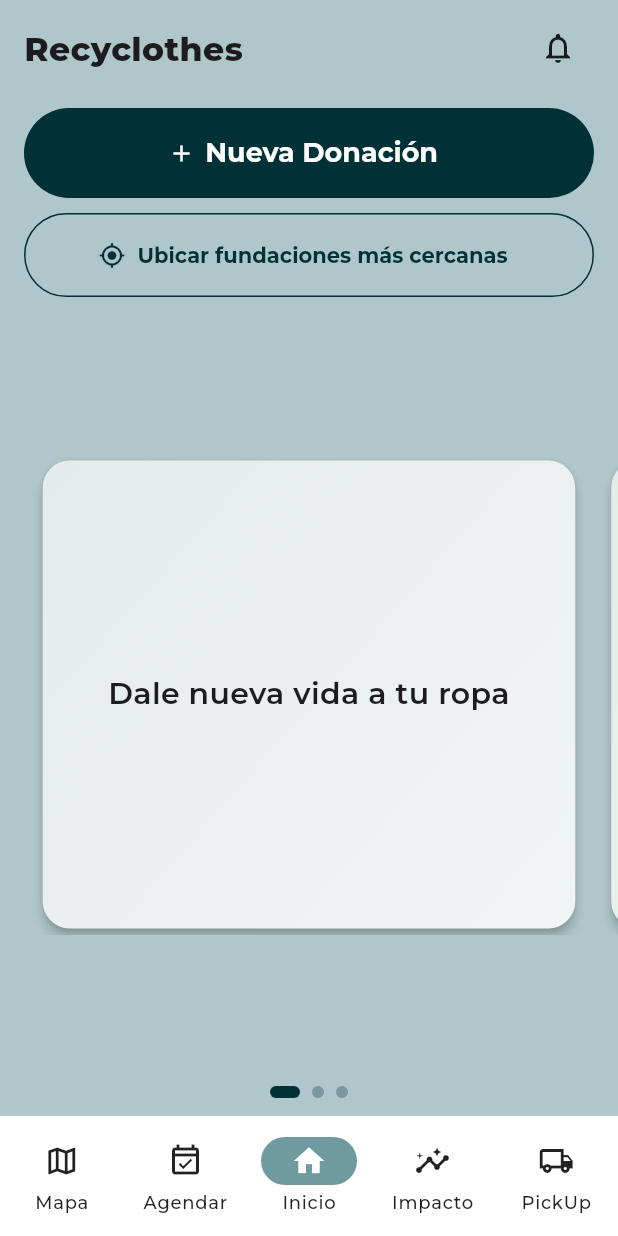
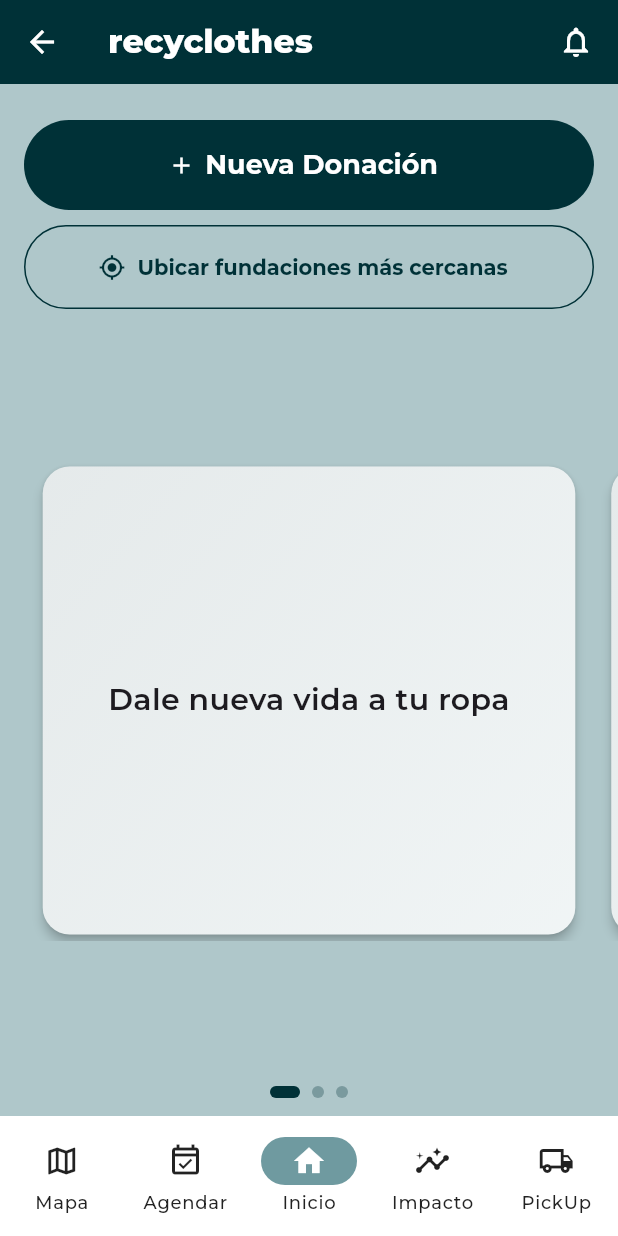
Before and after one commit to k-verah/donation-app, a Flutter app: the MainShell screen opened by its route, on a phone screen of 412 x 824 dp. Run offline on Flutter 3.47's test engine with Material 3 defaults, Android fonts, the phone set to English and light mode, and no system bars; our stand-ins replace camera, geolocator, google_fonts, google_maps_flutter, image_picker.

Commit message:
Fix Errors

```diff
--- a/lib/screens/initial_page_screen.dart
+++ b/lib/screens/initial_page_screen.dart
@@ -2,6 +2,7 @@ import 'dart:async';
 import 'dart:io';
 import 'package:flutter/material.dart';
 import 'package:google_fonts/google_fonts.dart';
+import 'package:flutter/services.dart';
 
 import '../models/donation_item.dart';
 import 'map_screen.dart';
@@ -90,6 +91,11 @@ class _MainShellState extends State<MainShell> {
     final Widget body = _showHub ? _buildHub(context) : _screens[_screenIndex];
 
     return Scaffold(
+      appBar: _showHub
+          ? _HubAppBar(onBell: () {
+              Navigator.pushNamed(context, '/notifications');
+            })
+          : null,
       body: body,
       bottomNavigationBar: NavigationBar(
         selectedIndex: _navIndex,
@@ -134,26 +140,7 @@ class _MainShellState extends State<MainShell> {
           Padding(
             padding: const EdgeInsets.fromLTRB(16, 8, 16, 6),
             child: Row(
-              children: [
-                InkWell(
-                  onTap: _goHub,
-                  borderRadius: BorderRadius.circular(8),
-                  child: Text(
-                    'Recyclothes',
-                    style: GoogleFonts.montserrat(
-                      fontSize: 22,
-                      fontWeight: FontWeight.w800,
-                    ),
-                  ),
-                ),
-                const Spacer(),
-                IconButton(
-                  tooltip: 'Campañas y avisos',
-                  onPressed: () =>
-                      Navigator.pushNamed(context, '/notifications'),
-                  icon: const Icon(Icons.notifications_none),
-                ),
-              ],
+              children: [/* Recyclothes + campanita */],
             ),
           ),
 
@@ -161,9 +148,7 @@ class _MainShellState extends State<MainShell> {
             padding: const EdgeInsets.fromLTRB(16, 10, 16, 12),
             child: Center(
               child: ConstrainedBox(
-                constraints: const BoxConstraints(
-                    maxWidth:
-                        520), // opcional, para que no sean gigantes en pantallas anchas
+                constraints: const BoxConstraints(maxWidth: 520),
                 child: Column(
                   crossAxisAlignment: CrossAxisAlignment.stretch,
                   children: [
@@ -392,3 +377,40 @@ class _LastDonationCard extends StatelessWidget {
     );
   }
 }
+
+class _HubAppBar extends StatelessWidget implements PreferredSizeWidget {
+  final VoidCallback onBell;
+  const _HubAppBar({required this.onBell});
+
+  @override
+  Size get preferredSize => const Size.fromHeight(56);
+
+  @override
+  Widget build(BuildContext context) {
+    final primary = Theme.of(context).colorScheme.primary;
+    return AppBar(
+      backgroundColor: primary, // ← color sólido arriba
+      foregroundColor: Colors.white,
+      elevation: 0,
+      systemOverlayStyle:
+          SystemUiOverlayStyle.light, // íconos de status bar claros
+      titleSpacing: 16,
+      title: Text(
+        'recyclothes',
+        style: GoogleFonts.montserrat(
+          fontSize: 22,
+          fontWeight: FontWeight.w800,
+          color: Colors.white,
+        ),
+      ),
+      actions: [
+        IconButton(
+          tooltip: 'Campañas y avisos',
+          onPressed: onBell,
+          icon: const Icon(Icons.notifications_none),
+        ),
+        const SizedBox(width: 4),
+      ],
+    );
+  }
+}
```
Also changed, not shown: lib/screens/dashboard_screen.dart (+47 -15 lines), lib/screens/map_screen.dart (+31 -10 lines), lib/screens/pickup_screen.dart (+11 -2 lines), lib/screens/schedule_screen.dart (+13 -1 lines).
